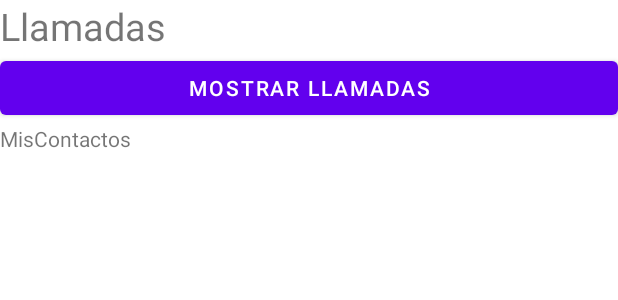
After one commit to Juliocbs1/AppMisContactos, an Android app: the layout fragment_llamada.xml on its own in the app's theme, with its tools: preview values and no code run, on a phone screen of 412 x 824 dp. The commit adds this screen. Shown: the top 300 px of the screen. Run offline under Robolectric (Android 15) with nearby library versions, the phone set to English and light mode, and no system bars.

Commit message:
Se añade la parte de permisos para el ContentProviders de llamadas

```diff
--- a/app/src/main/AndroidManifest.xml
+++ b/app/src/main/AndroidManifest.xml
@@ -6,6 +6,7 @@
     <uses-permission android:name="android.permission.BLUETOOTH_ADMIN"/>
     <uses-permission android:name="android.permission.BLUETOOTH_CONNECT" android:usesPermissionFlags="neverForLocation"/>
     <uses-permission android:name="android.permission.BLUETOOTH_SCAN" android:usesPermissionFlags="neverForLocation"/>
+    <uses-permission android:name="android.permission.READ_CALL_LOG"/>
 
 
 
--- a/app/src/main/java/com/example/miscontactos/fragment/PerfilFragment.java
+++ b/app/src/main/java/com/example/miscontactos/fragment/PerfilFragment.java
@@ -38,6 +38,7 @@ public class PerfilFragment extends Fragment implements IRecyclerViewFragmentVie
         iRecyclerViewFragmentPresenter = new RecyclerViewFragmentPresenter(this,getContext());
 
 
+
         return v;
     }
 
--- /dev/null
+++ b/app/src/main/res/layout/fragment_llamada.xml
@@ -0,0 +1,44 @@
+<?xml version="1.0" encoding="utf-8"?>
+<LinearLayout xmlns:android="http://schemas.android.com/apk/res/android"
+    android:layout_width="match_parent"
+    android:layout_height="match_parent"
+    android:orientation="vertical">
+
+    <TextView
+        android:id="@+id/tvTituloLlamada"
+        android:layout_width="wrap_content"
+        android:layout_height="wrap_content"
+        android:text="@string/titulo_llamadas"
+        android:textSize="25sp"
+        android:layout_gravity="center_vertical"
+        >
+
+    </TextView>
+
+    <Button
+        android:id="@+id/btnMostrarLLamadas"
+        android:layout_width="match_parent"
+        android:layout_height="wrap_content"
+        android:text="@string/mostrar_llamadas">
+
+    </Button>
+    <ScrollView
+        android:layout_width="match_parent"
+        android:layout_height="match_parent">
+
+        <LinearLayout
+            android:layout_width="match_parent"
+            android:layout_height="match_parent">
+            <TextView
+                android:id="@+id/tvLlamadas"
+                android:layout_width="wrap_content"
+                android:layout_height="wrap_content"
+                android:text="@string/app_name"
+                >
+
+            </TextView>
+        </LinearLayout>
+
+    </ScrollView>
+
+</LinearLayout>
--- a/app/src/main/res/values/strings.xml
+++ b/app/src/main/res/values/strings.xml
@@ -56,4 +56,7 @@
     <string name="referencia_guardada">REFERENCIA GUARDADA</string>
 
 
+    <string name="titulo_llamadas">Llamadas</string>
+    <string name="mostrar_llamadas">MOSTRAR LLAMADAS</string>
+
 </resources>
```
Also changed, not shown: app/src/main/java/com/example/miscontactos/MainActivity.java (+10 -0 lines), app/src/main/java/com/example/miscontactos/fragment/LlamadaFragment.java (added, +124 -0 lines), app/src/main/res/drawable/llamada_telefonica.xml (added, +18 -0 lines).
